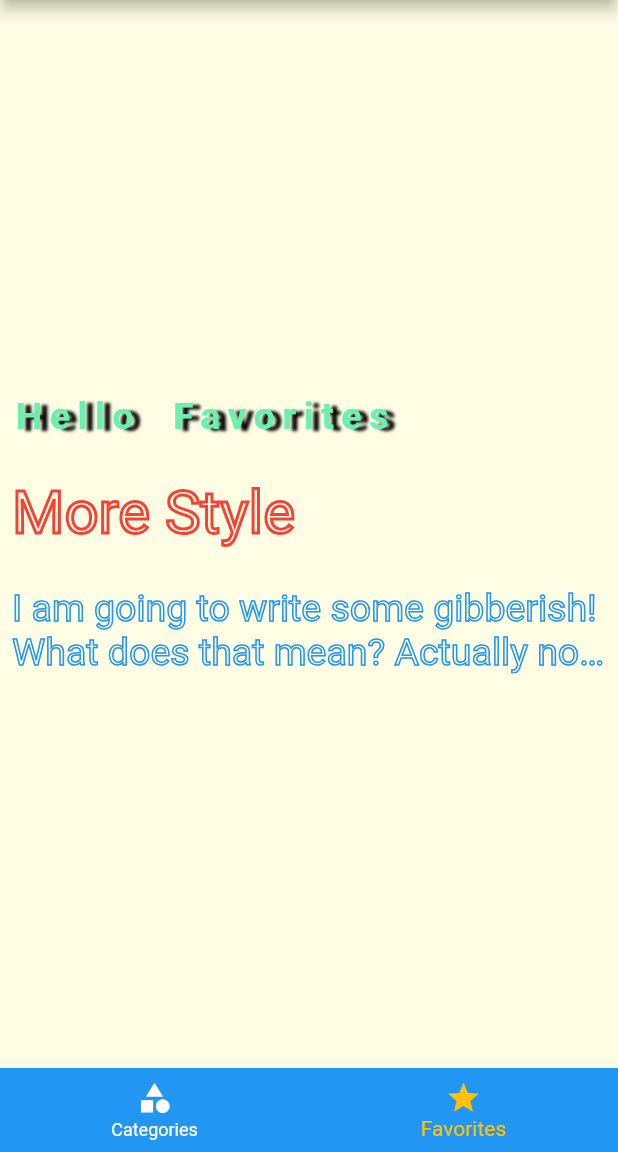
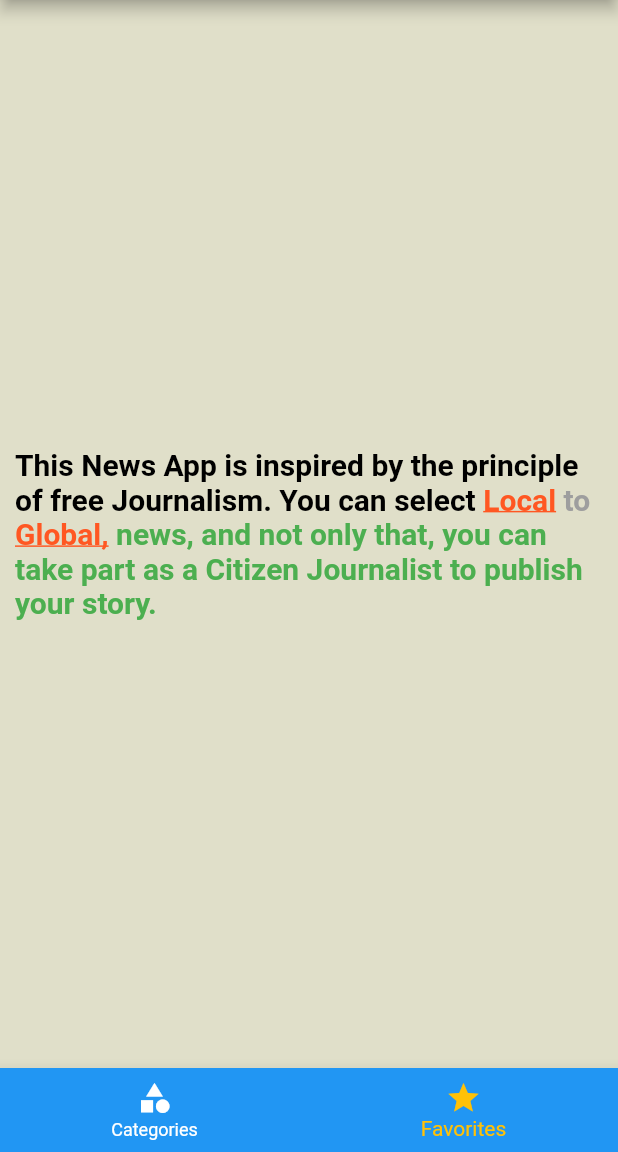
Before and after one commit to sanjibsinha/news_app_extended, a Flutter app: the screen it shows after launch, item 2 of the bottom bar chosen, on a phone screen of 412 x 824 dp, the part 84-1236 px from its top. Run offline on Flutter 3.47's test engine with Material 2 defaults, Android fonts, the phone set to English and light mode, and no system bars.

Commit message:
rich text controller

```diff
--- a/lib/main.dart
+++ b/lib/main.dart
@@ -1,4 +1,5 @@
 import 'package:flutter/material.dart';
+import 'package:news_app_extended/views/local_news.dart';
 import '../views/tabs_screen.dart';
 import '../views/category_news_screen.dart';
 import '../views/news_detail_screen.dart';
@@ -34,6 +35,7 @@ class MyApp extends StatelessWidget {
         '/': (ctx) => const TabsScreen(),
         CategoryNewsScreen.routeName: (ctx) => const CategoryNewsScreen(),
         NewsDetailScreen.routeName: (ctx) => const NewsDetailScreen(),
+        LocalNews.routeName: (ctx) => const LocalNews(),
       },
       onUnknownRoute: (settings) {
         return MaterialPageRoute(
--- a/lib/views/favorites_screen.dart
+++ b/lib/views/favorites_screen.dart
@@ -1,13 +1,81 @@
+import 'package:flutter/gestures.dart';
 import 'package:flutter/material.dart';
+import 'package:news_app_extended/views/local_news.dart';
 
 class FavoritesScreen extends StatelessWidget {
   const FavoritesScreen({Key? key}) : super(key: key);
 
   @override
   Widget build(BuildContext context) {
-    return _textController();
+    return _richTextController(context);
   }
 }
+
+Widget _richTextController(BuildContext context) => Container(
+      color: Colors.black12,
+      padding: const EdgeInsets.all(10),
+      child: Center(
+        child: RichText(
+          text: TextSpan(
+            text: 'This News App is inspired by the principle of free'
+                ' Journalism. You can select ',
+            style: const TextStyle(
+              color: Colors.black,
+              fontSize: 20,
+              fontWeight: FontWeight.bold,
+            ),
+            children: [
+              TextSpan(
+                text: 'Local',
+                style: const TextStyle(
+                  color: Colors.deepOrange,
+                  fontSize: 20,
+                  fontWeight: FontWeight.bold,
+                  decoration: TextDecoration.underline,
+                ),
+                recognizer: TapGestureRecognizer()
+                  ..onTap = () {
+                    Navigator.of(context).pushNamed(LocalNews.routeName);
+                  },
+              ),
+              const TextSpan(
+                text: ' to ',
+                style: TextStyle(
+                  color: Colors.grey,
+                  fontSize: 20,
+                  fontWeight: FontWeight.bold,
+                ),
+              ),
+              TextSpan(
+                text: 'Global,',
+                style: const TextStyle(
+                  color: Colors.deepOrange,
+                  fontSize: 20,
+                  fontWeight: FontWeight.bold,
+                  decoration: TextDecoration.underline,
+                ),
+                recognizer: TapGestureRecognizer()
+                  ..onTap = () {
+                    //
+                  },
+              ),
+              const TextSpan(
+                text: ' news, and not only that, you can take part as a'
+                    ' Citizen Journalist to publish your story.',
+                style: TextStyle(
+                  color: Colors.green,
+                  fontSize: 20,
+                  fontWeight: FontWeight.bold,
+                ),
+              )
+            ],
+          ),
+        ),
+      ),
+    );
+
+
+/*
 
 Widget _textController() => Center(
       child: Column(
@@ -77,3 +145,4 @@ Widget _textController() => Center(
         ],
       ),
     );
+*/
```
Also changed, not shown: lib/views/local_news.dart (added, +85 -0 lines).
